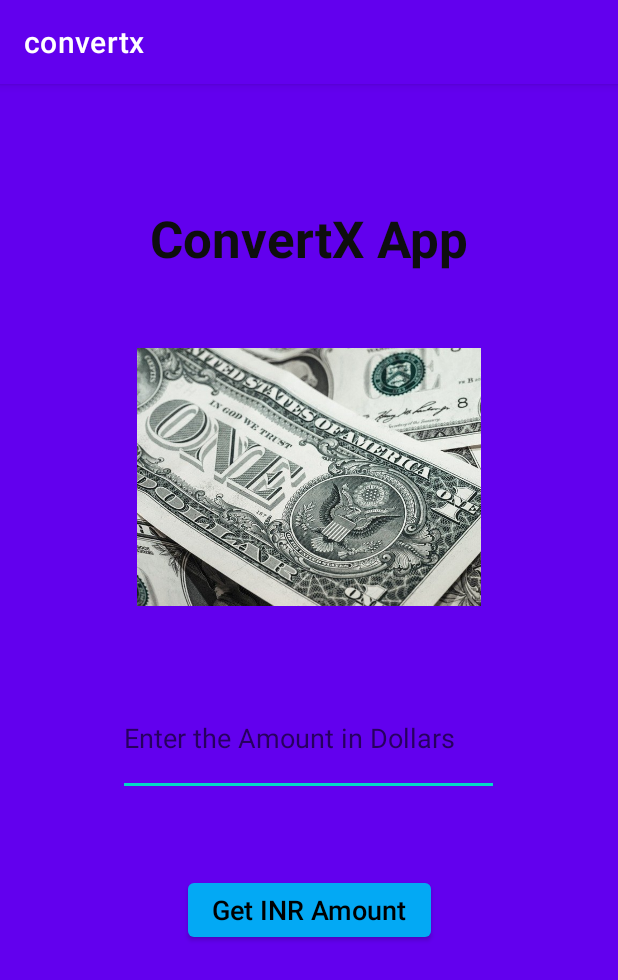
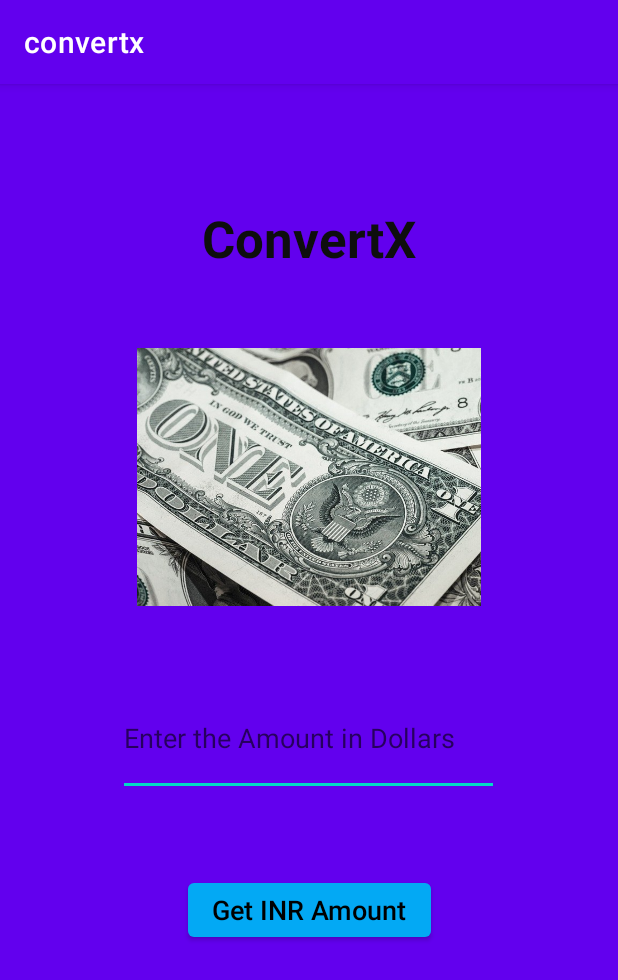
Before and after one commit to MohsinAli0899/ConvertX-App, an Android app: the screen it shows after launch (MainActivity), on a phone screen of 412 x 824 dp. Shown: the top 980 px of the screen. Run offline under Robolectric (Android 15) with nearby library versions, the phone set to English and light mode, and no system bars.

Commit message:
Final Commit

```diff
--- a/app/src/main/java/com/ali/convertx/MainActivity.java
+++ b/app/src/main/java/com/ali/convertx/MainActivity.java
@@ -13,7 +13,7 @@ public class MainActivity extends AppCompatActivity {
         String dollars = dollarAmount.getText().toString();
         Double doubleDollars = Double.parseDouble(dollars);
         Double doubleInr = 74.70 * doubleDollars;
-        String toastText = "= Rs. " + doubleInr.toString();
+        String toastText = "The corresponding amount in Rupees is = Rs. " + doubleInr.toString();
 
         Toast.makeText(this, toastText, Toast.LENGTH_SHORT).show();
     }
--- a/app/src/main/res/layout/activity_main.xml
+++ b/app/src/main/res/layout/activity_main.xml
@@ -14,7 +14,7 @@
         android:layout_marginLeft="10sp"
         android:layout_marginTop="80dp"
         android:layout_marginRight="10sp"
-        android:text="ConvertX App"
+        android:text="ConvertX"
         android:textColor="#0E0E0E"
         android:textSize="34sp"
         android:textStyle="bold"
@@ -29,7 +29,7 @@
         android:layout_marginTop="272dp"
         android:ems="10"
         android:hint="Enter the Amount in Dollars"
-        android:inputType="textPersonName"
+        android:inputType="number"
         android:textColorHighlight="#040303"
         android:textColorLink="#0C0C0C"
         app:layout_constraintEnd_toEndOf="parent"
```
